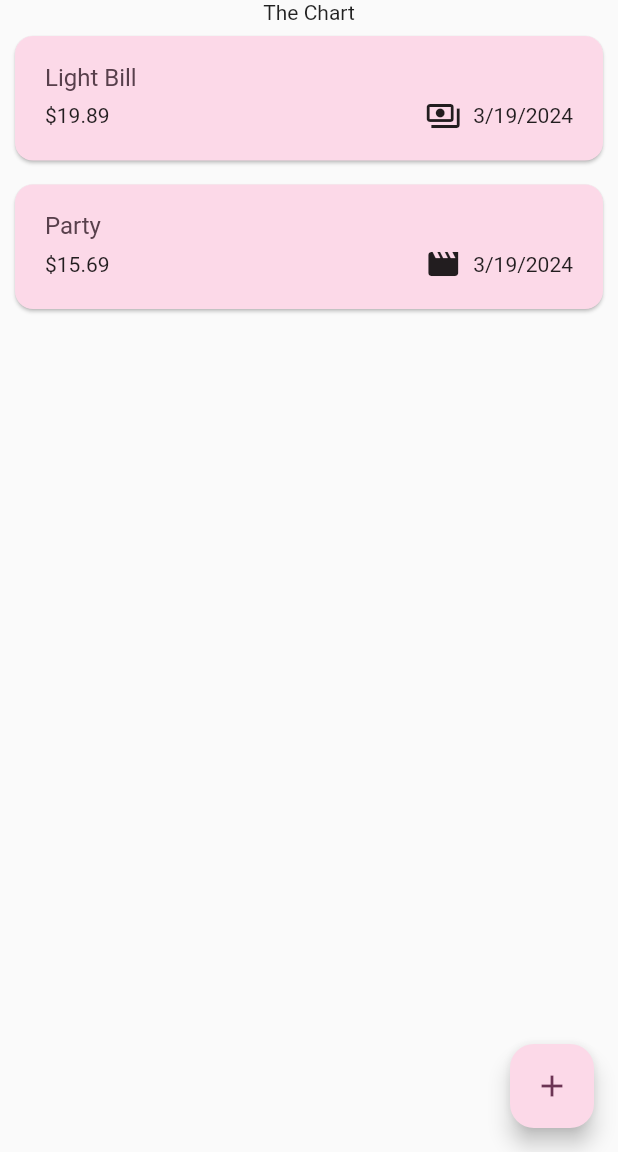
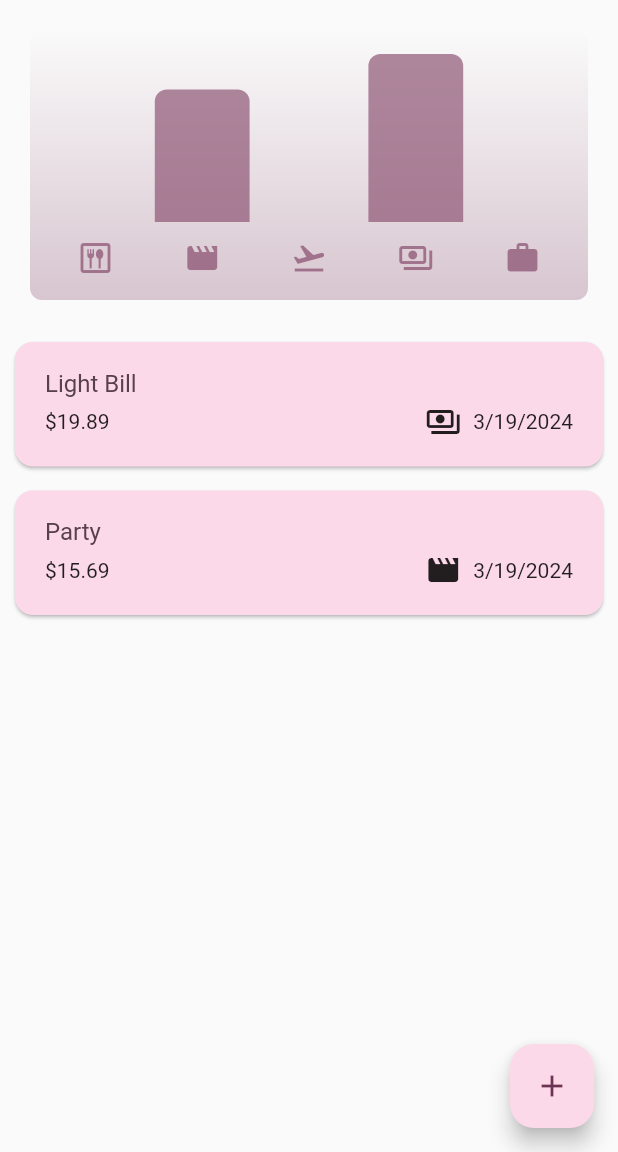
Before and after one commit to PrinceKae/expense_tracker, a Flutter app: the screen it shows after launch, on a phone screen of 412 x 824 dp, the part 84-1236 px from its top. Run offline on Flutter 3.47's test engine with Material 2 defaults, Android fonts, the phone set to English and light mode, and no system bars.

Commit message:
A chart to reflect the different expenses.dart and category.

```diff
--- a/lib/models/expense.dart
+++ b/lib/models/expense.dart
@@ -15,6 +15,8 @@
   Category.bills: Icons.payments_outlined,
   Category.travel: Icons.flight_takeoff,
   Category.leisure: Icons.movie,
+  Category.work: Icons.work,
+
 
 
 
--- /dev/null
+++ b/lib/widgets/chart/chart.dart
@@ -0,0 +1,98 @@
+
+import 'package:flutter/material.dart';
+
+import 'package:expense_tracker/widgets/chart/chart_bar.dart';
+import 'package:expense_tracker/models/expense.dart';
+
+class Chart extends StatelessWidget {
+  const Chart({super.key, required this.expenses});
+
+  final List<Expense> expenses;
+
+  List<ExpenseBucket> get buckets {
+    return [
+      ExpenseBucket.forCategory(expenses, Category.food),
+      ExpenseBucket.forCategory(expenses, Category.leisure),
+      ExpenseBucket.forCategory(expenses, Category.travel),
+      ExpenseBucket.forCategory(expenses, Category.bills),
+      ExpenseBucket.forCategory(expenses, Category.work),
+
+    ];
+  }
+
+  double get maxTotalExpense {
+    double maxTotalExpense = 0;
+
+    for (final bucket in buckets) {
+      if (bucket.totalExpenses > maxTotalExpense) {
+        maxTotalExpense = bucket.totalExpenses;
+      }
+    }
+
+    return maxTotalExpense;
+  }
+
+  @override
+  Widget build(BuildContext context) {
+    final isDarkMode =
+        MediaQuery.of(context).platformBrightness == Brightness.dark;
+    return Container(
+      margin: const EdgeInsets.all(20),
+      padding: const EdgeInsets.symmetric(
+        vertical: 16,
+        horizontal: 8,
+      ),
+      width: double.infinity,
+      height: 180,
+      decoration: BoxDecoration(
+        borderRadius: BorderRadius.circular(8),
+        gradient: LinearGradient(
+          colors: [
+            Theme.of(context).colorScheme.primary.withOpacity(0.3),
+            Theme.of(context).colorScheme.primary.withOpacity(0.0)
+          ],
+          begin: Alignment.bottomCenter,
+          end: Alignment.topCenter,
+        ),
+      ),
+      child: Column(
+        children: [
+          Expanded(
+            child: Row(
+              crossAxisAlignment: CrossAxisAlignment.end,
+              children: [
+                for (final bucket in buckets) // alternative to map()
+                  ChartBar(
+                    fill: bucket.totalExpenses == 0
+                        ? 0
+                        : bucket.totalExpenses / maxTotalExpense,
+                  )
+              ],
+            ),
+          ),
+          const SizedBox(height: 12),
+          Row(
+            children: buckets
+                .map(
+                  (bucket) => Expanded(
+                child: Padding(
+                  padding: const EdgeInsets.symmetric(horizontal: 4),
+                  child: Icon(
+                    categoryIcons[bucket.category],
+                    color: isDarkMode
+                        ? Theme.of(context).colorScheme.secondary
+                        : Theme.of(context)
+                        .colorScheme
+                        .primary
+                        .withOpacity(0.7),
+                  ),
+                ),
+              ),
+            )
+                .toList(),
+          )
+        ],
+      ),
+    );
+  }
+}
--- /dev/null
+++ b/lib/widgets/chart/chart_bar.dart
@@ -0,0 +1,35 @@
+
+import 'package:flutter/material.dart';
+
+class ChartBar extends StatelessWidget {
+  const ChartBar({
+    super.key,
+    required this.fill,
+  });
+
+  final double fill;
+
+  @override
+  Widget build(BuildContext context) {
+    final isDarkMode =
+        MediaQuery.of(context).platformBrightness == Brightness.dark;
+    return Expanded(
+      child: Padding(
+        padding: const EdgeInsets.symmetric(horizontal: 4),
+        child: FractionallySizedBox(
+          heightFactor: fill,
+          child: DecoratedBox(
+            decoration: BoxDecoration(
+              shape: BoxShape.rectangle,
+              borderRadius:
+              const BorderRadius.vertical(top: Radius.circular(8)),
+              color: isDarkMode
+                  ? Theme.of(context).colorScheme.secondary
+                  : Theme.of(context).colorScheme.primary.withOpacity(0.65),
+            ),
+          ),
+        ),
+      ),
+    );
+  }
+}
--- a/lib/widgets/expenses.dart
+++ b/lib/widgets/expenses.dart
@@ -1,3 +1,4 @@
+import 'package:expense_tracker/widgets/chart/chart.dart';
 import 'package:expense_tracker/widgets/expenses_list.dart';
 import 'package:flutter/material.dart';
 import 'package:expense_tracker/models/expense.dart';
@@ -96,7 +97,7 @@
         //backgroundColor: Colors.cyanAccent,
       ),
       body: Column( children: [
-      const  Text('The Chart'),
+      Chart(expenses: _registeredExpenses),
      Expanded(
        child: mainContent
      ),
```
